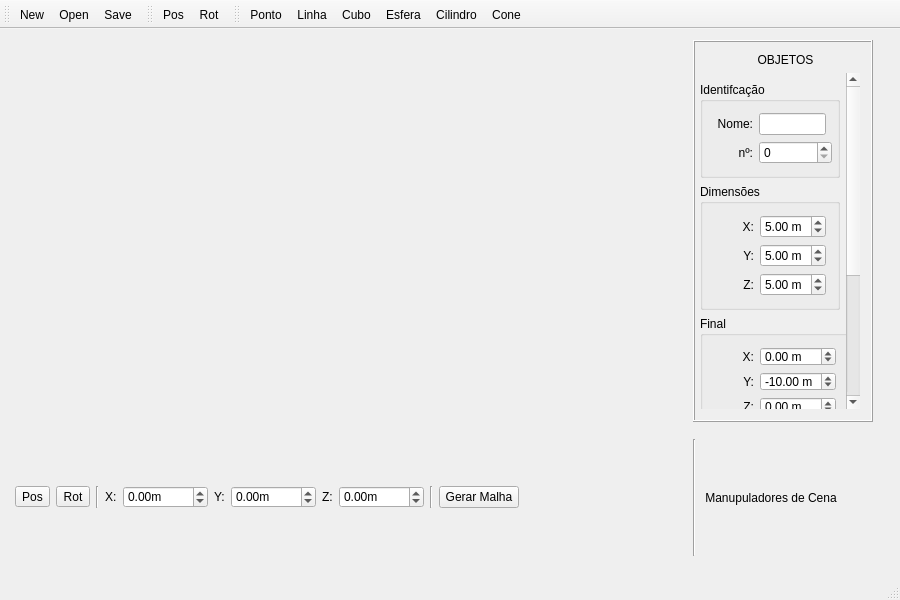
Above: final_Interface/mainwindow.ui from pvmocbel/Lane3dViewer before the change. Below: the same form after it.
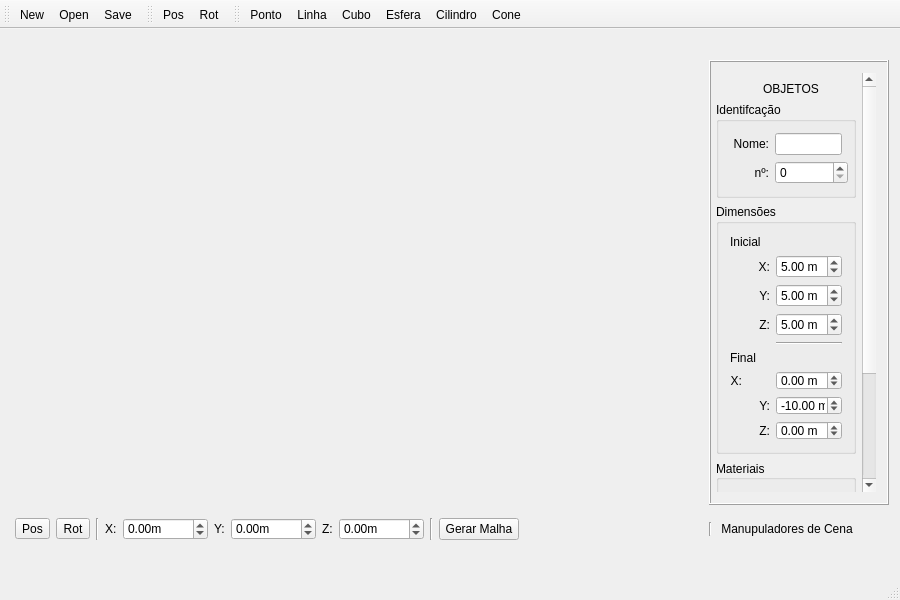
That is the form after the change.

The edit to the form file:
```diff
--- a/final_Interface/mainwindow.ui
+++ b/final_Interface/mainwindow.ui
@@ -15,6 +15,55 @@
   </property>
   <widget class="QWidget" name="centralWidget">
    <layout class="QGridLayout" name="gridLayout">
+    <item row="0" column="0">
+     <layout class="QGridLayout" name="gridLayout_interface">
+      <item row="1" column="1">
+       <widget class="QWidget" name="widget_1" native="true">
+        <property name="maximumSize">
+         <size>
+          <width>170</width>
+          <height>16777215</height>
+         </size>
+        </property>
+        <layout class="QHBoxLayout" name="horizontalLayout_2">
+         <property name="leftMargin">
+          <number>0</number>
+         </property>
+         <item>
+          <widget class="Line" name="line_3">
+           <property name="orientation">
+            <enum>Qt::Vertical</enum>
+           </property>
+          </widget>
+         </item>
+         <item>
+          <widget class="QLabel" name="label_4">
+           <property name="sizePolicy">
+            <sizepolicy hsizetype="Fixed" vsizetype="Preferred">
+             <horstretch>0</horstretch>
+             <verstretch>0</verstretch>
+            </sizepolicy>
+           </property>
+           <property name="minimumSize">
+            <size>
+             <width>165</width>
+             <height>0</height>
+            </size>
+           </property>
+           <property name="maximumSize">
+            <size>
+             <width>165</width>
+             <height>16777215</height>
+            </size>
+           </property>
+           <property name="text">
+            <string> Manupuladores de Cena</string>
+           </property>
+          </widget>
+         </item>
+        </layout>
+       </widget>
+      </item>
     <item row="1" column="0">
      <widget class="QWidget" name="widget_2" native="true">
       <property name="sizePolicy">
@@ -153,67 +202,7 @@
       </layout>
      </widget>
     </item>
-    <item row="1" column="1">
-     <widget class="QWidget" name="widget_1" native="true">
-      <property name="maximumSize">
-       <size>
-        <width>170</width>
-        <height>16777215</height>
-       </size>
-      </property>
-      <layout class="QHBoxLayout" name="horizontalLayout_2">
-       <property name="leftMargin">
-        <number>0</number>
-       </property>
-       <item>
-        <widget class="Line" name="line_3">
-         <property name="orientation">
-          <enum>Qt::Vertical</enum>
-         </property>
-        </widget>
-       </item>
-       <item>
-        <widget class="QLabel" name="label_4">
-         <property name="sizePolicy">
-          <sizepolicy hsizetype="Fixed" vsizetype="Preferred">
-           <horstretch>0</horstretch>
-           <verstretch>0</verstretch>
-          </sizepolicy>
-         </property>
-         <property name="minimumSize">
-          <size>
-           <width>165</width>
-           <height>0</height>
-          </size>
-         </property>
-         <property name="maximumSize">
-          <size>
-           <width>165</width>
-           <height>16777215</height>
-          </size>
-         </property>
-         <property name="text">
-          <string> Manupuladores de Cena</string>
-         </property>
-        </widget>
-       </item>
-      </layout>
-     </widget>
-    </item>
-    <item row="1" column="2">
-     <spacer name="verticalSpacer">
-      <property name="orientation">
-       <enum>Qt::Vertical</enum>
-      </property>
-      <property name="sizeHint" stdset="0">
-       <size>
-        <width>20</width>
-        <height>46</height>
-       </size>
-      </property>
-     </spacer>
-    </item>
-    <item row="0" column="1" colspan="2">
+      <item row="0" column="1">
      <widget class="QStackedWidget" name="stackedWidget_Lateral">
       <property name="sizePolicy">
        <sizepolicy hsizetype="Preferred" vsizetype="Fixed">
@@ -532,22 +521,6 @@
         <property name="rightMargin">
          <number>0</number>
         </property>
-        <item>
-         <widget class="QLabel" name="label_PainelTitulo_1">
-          <property name="sizePolicy">
-           <sizepolicy hsizetype="Preferred" vsizetype="Fixed">
-            <horstretch>0</horstretch>
-            <verstretch>0</verstretch>
-           </sizepolicy>
-          </property>
-          <property name="text">
-           <string>OBJETOS</string>
-          </property>
-          <property name="alignment">
-           <set>Qt::AlignCenter</set>
-          </property>
-         </widget>
-        </item>
         <item>
          <widget class="QScrollArea" name="scrollArea_1">
           <property name="sizePolicy">
@@ -584,9 +557,9 @@
            <property name="geometry">
             <rect>
              <x>0</x>
-             <y>-149</y>
+               <y>0</y>
              <width>150</width>
-             <height>557</height>
+               <height>527</height>
             </rect>
            </property>
            <layout class="QGridLayout" name="gridLayout_3">
@@ -599,7 +572,7 @@
             <property name="rightMargin">
              <number>0</number>
             </property>
-            <item row="0" column="0">
+              <item row="1" column="0">
              <widget class="QGroupBox" name="groupBox_Identificao">
               <property name="sizePolicy">
                <sizepolicy hsizetype="Fixed" vsizetype="Fixed">
@@ -690,7 +663,7 @@
               </layout>
              </widget>
             </item>
-            <item row="1" column="0">
+              <item row="2" column="0">
              <widget class="QStackedWidget" name="stackedWidget_pnLateralObj">
               <property name="sizePolicy">
                <sizepolicy hsizetype="Fixed" vsizetype="Minimum">
@@ -916,6 +889,13 @@
                     <enum>QFormLayout::AllNonFixedFieldsGrow</enum>
                    </property>
                    <item row="0" column="0">
+                      <widget class="QLabel" name="label_6">
+                       <property name="text">
+                        <string>Inicial</string>
+                       </property>
+                      </widget>
+                     </item>
+                     <item row="1" column="0">
                     <widget class="QLabel" name="label_36">
                      <property name="minimumSize">
                       <size>
@@ -937,7 +917,7 @@
                      </property>
                     </widget>
                    </item>
-                   <item row="0" column="1">
+                     <item row="1" column="1">
                     <widget class="QDoubleSpinBox" name="cube_dim_X">
                      <property name="minimumSize">
                       <size>
@@ -959,7 +939,7 @@
                      </property>
                     </widget>
                    </item>
-                   <item row="1" column="0">
+                     <item row="2" column="0">
                     <widget class="QLabel" name="label_37">
                      <property name="minimumSize">
                       <size>
@@ -981,7 +961,7 @@
                      </property>
                     </widget>
                    </item>
-                   <item row="1" column="1">
+                     <item row="2" column="1">
                     <widget class="QDoubleSpinBox" name="cube_dim_Y">
                      <property name="suffix">
                       <string> m</string>
@@ -997,23 +977,7 @@
                      </property>
                     </widget>
                    </item>
-                   <item row="2" column="1">
-                    <widget class="QDoubleSpinBox" name="cube_dim_Z">
-                     <property name="suffix">
-                      <string> m</string>
-                     </property>
-                     <property name="minimum">
-                      <double>0.000000000000000</double>
-                     </property>
-                     <property name="maximum">
-                      <double>100.000000000000000</double>
-                     </property>
-                     <property name="value">
-                      <double>5.000000000000000</double>
-                     </property>
-                    </widget>
-                   </item>
-                   <item row="2" column="0">
+                     <item row="3" column="0">
                     <widget class="QLabel" name="label_38">
                      <property name="minimumSize">
                       <size>
@@ -1035,6 +999,172 @@
                      </property>
                     </widget>
                    </item>
+                     <item row="3" column="1">
+                      <widget class="QDoubleSpinBox" name="cube_dim_Z">
+                       <property name="suffix">
+                        <string> m</string>
+                       </property>
+                       <property name="minimum">
+                        <double>0.000000000000000</double>
+                       </property>
+                       <property name="maximum">
+                        <double>100.000000000000000</double>
+                       </property>
+                       <property name="value">
+                        <double>5.000000000000000</double>
+                       </property>
+                      </widget>
+                     </item>
+                     <item row="4" column="0">
+                      <widget class="Line" name="line_2">
+                       <property name="orientation">
+                        <enum>Qt::Horizontal</enum>
+                       </property>
+                      </widget>
+                     </item>
+                     <item row="4" column="1">
+                      <widget class="Line" name="line_6">
+                       <property name="orientation">
+                        <enum>Qt::Horizontal</enum>
+                       </property>
+                      </widget>
+                     </item>
+                     <item row="5" column="0">
+                      <widget class="QLabel" name="label_8">
+                       <property name="text">
+                        <string>Final</string>
+                       </property>
+                      </widget>
+                     </item>
+                     <item row="6" column="0">
+                      <widget class="QLabel" name="label_56">
+                       <property name="minimumSize">
+                        <size>
+                         <width>0</width>
+                         <height>0</height>
+                        </size>
+                       </property>
+                       <property name="text">
+                        <string>X:</string>
+                       </property>
+                       <property name="textFormat">
+                        <enum>Qt::AutoText</enum>
+                       </property>
+                       <property name="alignment">
+                        <set>Qt::AlignRight|Qt::AlignTrailing|Qt::AlignVCenter</set>
+                       </property>
+                       <property name="indent">
+                        <number>-1</number>
+                       </property>
+                      </widget>
+                     </item>
+                     <item row="6" column="1">
+                      <widget class="QDoubleSpinBox" name="linha_final_x">
+                       <property name="maximumSize">
+                        <size>
+                         <width>83</width>
+                         <height>19</height>
+                        </size>
+                       </property>
+                       <property name="suffix">
+                        <string> m</string>
+                       </property>
+                       <property name="minimum">
+                        <double>-100.000000000000000</double>
+                       </property>
+                       <property name="maximum">
+                        <double>100.000000000000000</double>
+                       </property>
+                       <property name="value">
+                        <double>0.000000000000000</double>
+                       </property>
+                      </widget>
+                     </item>
+                     <item row="7" column="0">
+                      <widget class="QLabel" name="label_61">
+                       <property name="minimumSize">
+                        <size>
+                         <width>40</width>
+                         <height>0</height>
+                        </size>
+                       </property>
+                       <property name="text">
+                        <string>Y:</string>
+                       </property>
+                       <property name="textFormat">
+                        <enum>Qt::AutoText</enum>
+                       </property>
+                       <property name="alignment">
+                        <set>Qt::AlignRight|Qt::AlignTrailing|Qt::AlignVCenter</set>
+                       </property>
+                       <property name="indent">
+                        <number>-1</number>
+                       </property>
+                      </widget>
+                     </item>
+                     <item row="7" column="1">
+                      <widget class="QDoubleSpinBox" name="linha_final_y">
+                       <property name="maximumSize">
+                        <size>
+                         <width>83</width>
+                         <height>19</height>
+                        </size>
+                       </property>
+                       <property name="suffix">
+                        <string> m</string>
+                       </property>
+                       <property name="minimum">
+                        <double>-100.000000000000000</double>
+                       </property>
+                       <property name="maximum">
+                        <double>100.000000000000000</double>
+                       </property>
+                       <property name="value">
+                        <double>-10.000000000000000</double>
+                       </property>
+                      </widget>
+                     </item>
+                     <item row="8" column="0">
+                      <widget class="QLabel" name="label_62">
+                       <property name="minimumSize">
+                        <size>
+                         <width>40</width>
+                         <height>0</height>
+                        </size>
+                       </property>
+                       <property name="text">
+                        <string>Z:</string>
+                       </property>
+                       <property name="textFormat">
+                        <enum>Qt::AutoText</enum>
+                       </property>
+                       <property name="alignment">
+                        <set>Qt::AlignRight|Qt::AlignTrailing|Qt::AlignVCenter</set>
+                       </property>
+                       <property name="indent">
+                        <number>-1</number>
+                       </property>
+                      </widget>
+                     </item>
+                     <item row="8" column="1">
+                      <widget class="QDoubleSpinBox" name="linha_final_z">
+                       <property name="maximumSize">
+                        <size>
+                         <width>83</width>
+                         <height>19</height>
+                        </size>
+                       </property>
+                       <property name="suffix">
+                        <string> m</string>
+                       </property>
+                       <property name="minimum">
+                        <double>-100.000000000000000</double>
+                       </property>
+                       <property name="maximum">
+                        <double>100.000000000000000</double>
+                       </property>
+                      </widget>
+                     </item>
                   </layout>
                  </widget>
                 </item>
@@ -1509,169 +1639,31 @@
               </property>
              </spacer>
             </item>
-            <item row="2" column="0">
-             <widget class="QGroupBox" name="groupBox_18">
+              <item row="0" column="0">
+               <widget class="QLabel" name="label_PainelTitulo_1">
               <property name="sizePolicy">
-               <sizepolicy hsizetype="Fixed" vsizetype="Fixed">
+                 <sizepolicy hsizetype="Preferred" vsizetype="Fixed">
                 <horstretch>0</horstretch>
                 <verstretch>0</verstretch>
                </sizepolicy>
               </property>
-              <property name="minimumSize">
-               <size>
-                <width>150</width>
-                <height>0</height>
-               </size>
-              </property>
-              <property name="maximumSize">
-               <size>
-                <width>140</width>
-                <height>16777215</height>
-               </size>
-              </property>
-              <property name="title">
-               <string>Final</string>
-              </property>
-              <layout class="QGridLayout" name="gridLayout_5">
-               <item row="0" column="0">
-                <widget class="QLabel" name="label_56">
-                 <property name="minimumSize">
-                  <size>
-                   <width>0</width>
-                   <height>0</height>
-                  </size>
-                 </property>
                  <property name="text">
-                  <string>X:</string>
-                 </property>
-                 <property name="textFormat">
-                  <enum>Qt::AutoText</enum>
-                 </property>
+                 <string>OBJETOS</string>
+                </property>
                  <property name="alignment">
-                  <set>Qt::AlignRight|Qt::AlignTrailing|Qt::AlignVCenter</set>
-                 </property>
-                 <property name="indent">
-                  <number>-1</number>
-                 </property>
-                </widget>
-               </item>
-               <item row="1" column="0">
-                <widget class="QLabel" name="label_61">
-                 <property name="minimumSize">
-                  <size>
-                   <width>40</width>
-                   <height>0</height>
-                  </size>
-                 </property>
-                 <property name="text">
-                  <string>Y:</string>
-                 </property>
-                 <property name="textFormat">
-                  <enum>Qt::AutoText</enum>
-                 </property>
-                 <property name="alignment">
-                  <set>Qt::AlignRight|Qt::AlignTrailing|Qt::AlignVCenter</set>
-                 </property>
-                 <property name="indent">
-                  <number>-1</number>
-                 </property>
-                </widget>
-               </item>
-               <item row="1" column="1">
-                <widget class="QDoubleSpinBox" name="linha_final_y">
-                 <property name="maximumSize">
-                  <size>
-                   <width>83</width>
-                   <height>19</height>
-                  </size>
-                 </property>
-                 <property name="suffix">
-                  <string> m</string>
-                 </property>
-                 <property name="minimum">
-                  <double>-100.000000000000000</double>
-                 </property>
-                 <property name="maximum">
-                  <double>100.000000000000000</double>
-                 </property>
-                 <property name="value">
-                  <double>-10.000000000000000</double>
-                 </property>
-                </widget>
-               </item>
-               <item row="2" column="0">
-                <widget class="QLabel" name="label_62">
-                 <property name="minimumSize">
-                  <size>
-                   <width>40</width>
-                   <height>0</height>
-                  </size>
-                 </property>
-                 <property name="text">
-                  <string>Z:</string>
-                 </property>
-                 <property name="textFormat">
-                  <enum>Qt::AutoText</enum>
-                 </property>
-                 <property name="alignment">
-                  <set>Qt::AlignRight|Qt::AlignTrailing|Qt::AlignVCenter</set>
-                 </property>
-                 <property name="indent">
-                  <number>-1</number>
-                 </property>
-                </widget>
-               </item>
-               <item row="2" column="1">
-                <widget class="QDoubleSpinBox" name="linha_final_z">
-                 <property name="maximumSize">
-                  <size>
-                   <width>83</width>
-                   <height>19</height>
-                  </size>
-                 </property>
-                 <property name="suffix">
-                  <string> m</string>
-                 </property>
-                 <property name="minimum">
-                  <double>-100.000000000000000</double>
-                 </property>
-                 <property name="maximum">
-                  <double>100.000000000000000</double>
-                 </property>
-                </widget>
-               </item>
-               <item row="0" column="1">
-                <widget class="QDoubleSpinBox" name="linha_final_x">
-                 <property name="maximumSize">
-                  <size>
-                   <width>83</width>
-                   <height>19</height>
-                  </size>
-                 </property>
-                 <property name="suffix">
-                  <string> m</string>
-                 </property>
-                 <property name="minimum">
-                  <double>-100.000000000000000</double>
-                 </property>
-                 <property name="maximum">
-                  <double>100.000000000000000</double>
-                 </property>
-                 <property name="value">
-                  <double>0.000000000000000</double>
-                 </property>
-                </widget>
-               </item>
-              </layout>
-             </widget>
-            </item>
-           </layout>
-          </widget>
-         </widget>
-        </item>
-       </layout>
-      </widget>
-     </widget>
+                 <set>Qt::AlignCenter</set>
+                </property>
+               </widget>
+              </item>
+             </layout>
+            </widget>
+           </widget>
+          </item>
+         </layout>
+        </widget>
+       </widget>
+      </item>
+     </layout>
     </item>
    </layout>
   </widget>
```
Left out of the diff: 6 changed lines with no effect on the pictures. Lines whose indentation alone changed are shown as unchanged.
